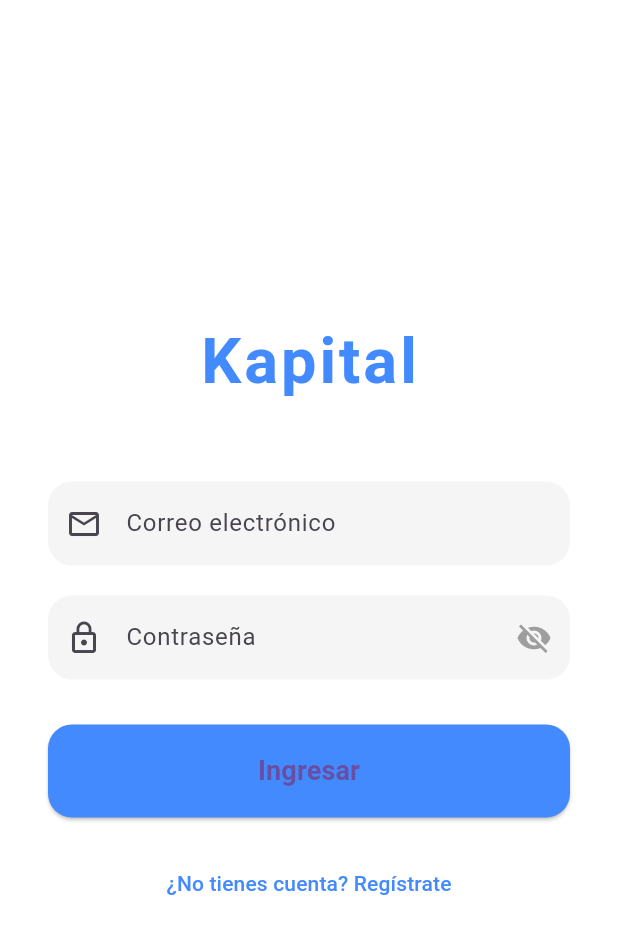
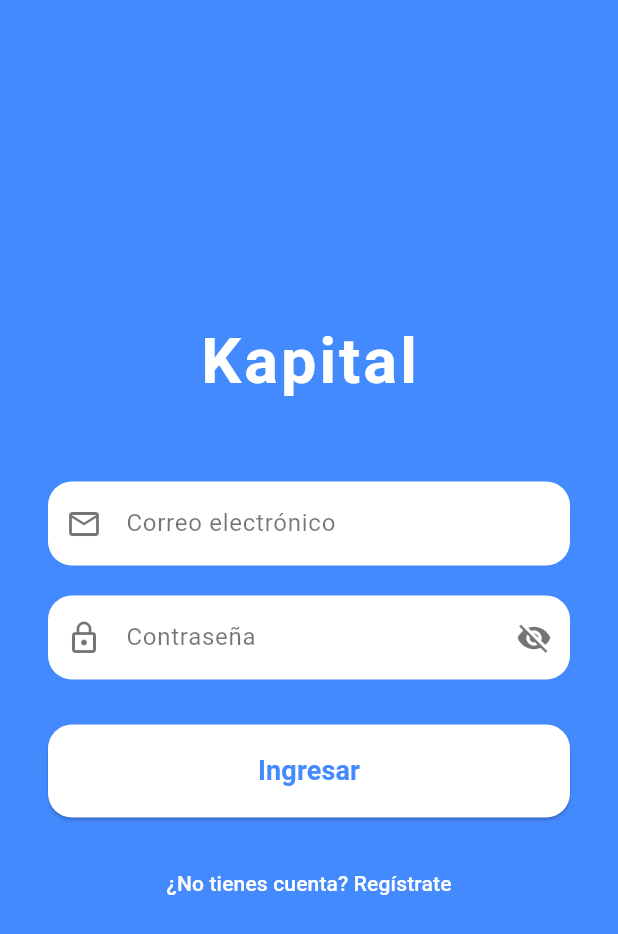
Before and after one commit to ever360/Kapital_App, a Flutter app: the screen it shows after launch, on a phone screen of 412 x 824 dp. Shown: the top 934 px of the screen. Run offline on Flutter 3.47's test engine with Material 3 defaults, Android fonts, the light colour scheme and no system bars; our stand-ins replace supabase_flutter; accounts and stored records are empty.

Commit message:
pantalla azul

```diff
--- a/lib/pages/login_page.dart
+++ b/lib/pages/login_page.dart
@@ -8,13 +8,14 @@ class LoginPage extends StatefulWidget {
 }
 
 class _LoginPageState extends State<LoginPage> {
-  bool _obscurePassword = true; // controla visibilidad de la contraseña
+  bool _obscurePassword = true;
 
   @override
   Widget build(BuildContext context) {
     return Scaffold(
-      backgroundColor: Colors.white,
-      body: Center(
+      backgroundColor: Colors.blueAccent, // fondo azul
+      body: SizedBox.expand(
+        child: Center(
           child: SingleChildScrollView(
             padding: const EdgeInsets.symmetric(horizontal: 32.0, vertical: 60),
             child: Column(
@@ -26,7 +27,7 @@ class _LoginPageState extends State<LoginPage> {
                   style: TextStyle(
                     fontSize: 42,
                     fontWeight: FontWeight.bold,
-                  color: Colors.blueAccent,
+                    color: Colors.white, // texto blanco sobre azul
                     letterSpacing: 2,
                   ),
                 ),
@@ -34,11 +35,16 @@ class _LoginPageState extends State<LoginPage> {
 
                 // Campo de email
                 TextField(
+                  style: const TextStyle(color: Colors.black),
                   decoration: InputDecoration(
                     hintText: "Correo electrónico",
-                  prefixIcon: const Icon(Icons.email_outlined),
+                    hintStyle: const TextStyle(color: Colors.black54),
+                    prefixIcon: const Icon(
+                      Icons.email_outlined,
+                      color: Colors.black54,
+                    ),
                     filled: true,
-                  fillColor: Colors.grey[100],
+                    fillColor: Colors.white, // campo blanco
                     border: OutlineInputBorder(
                       borderRadius: BorderRadius.circular(16),
                       borderSide: BorderSide.none,
@@ -50,15 +56,20 @@ class _LoginPageState extends State<LoginPage> {
                 // Campo de contraseña con toggle
                 TextField(
                   obscureText: _obscurePassword,
+                  style: const TextStyle(color: Colors.black),
                   decoration: InputDecoration(
                     hintText: "Contraseña",
-                  prefixIcon: const Icon(Icons.lock_outline),
+                    hintStyle: const TextStyle(color: Colors.black54),
+                    prefixIcon: const Icon(
+                      Icons.lock_outline,
+                      color: Colors.black54,
+                    ),
                     suffixIcon: IconButton(
                       icon: Icon(
                         _obscurePassword
                             ? Icons.visibility_off
                             : Icons.visibility,
-                      color: Colors.grey,
+                        color: Colors.black54,
                       ),
                       onPressed: () {
                         setState(() {
@@ -67,7 +78,7 @@ class _LoginPageState extends State<LoginPage> {
                       },
                     ),
                     filled: true,
-                  fillColor: Colors.grey[100],
+                    fillColor: Colors.white, // campo blanco
                     border: OutlineInputBorder(
                       borderRadius: BorderRadius.circular(16),
                       borderSide: BorderSide.none,
@@ -81,7 +92,7 @@ class _LoginPageState extends State<LoginPage> {
                   width: double.infinity,
                   child: ElevatedButton(
                     style: ElevatedButton.styleFrom(
-                    backgroundColor: Colors.blueAccent,
+                      backgroundColor: Colors.white, // botón blanco
                       padding: const EdgeInsets.symmetric(vertical: 18),
                       shape: RoundedRectangleBorder(
                         borderRadius: BorderRadius.circular(16),
@@ -92,7 +103,11 @@ class _LoginPageState extends State<LoginPage> {
                     },
                     child: const Text(
                       "Ingresar",
-                    style: TextStyle(fontSize: 18, fontWeight: FontWeight.w600),
+                      style: TextStyle(
+                        fontSize: 18,
+                        fontWeight: FontWeight.w600,
+                        color: Colors.blueAccent, // texto azul
+                      ),
                     ),
                   ),
                 ),
@@ -106,7 +121,7 @@ class _LoginPageState extends State<LoginPage> {
                   child: const Text(
                     "¿No tienes cuenta? Regístrate",
                     style: TextStyle(
-                    color: Colors.blueAccent,
+                      color: Colors.white,
                       fontWeight: FontWeight.w500,
                     ),
                   ),
@@ -115,6 +130,7 @@ class _LoginPageState extends State<LoginPage> {
             ),
           ),
         ),
+      ),
     );
   }
 }
```
Lines whose indentation alone changed are shown as unchanged.
